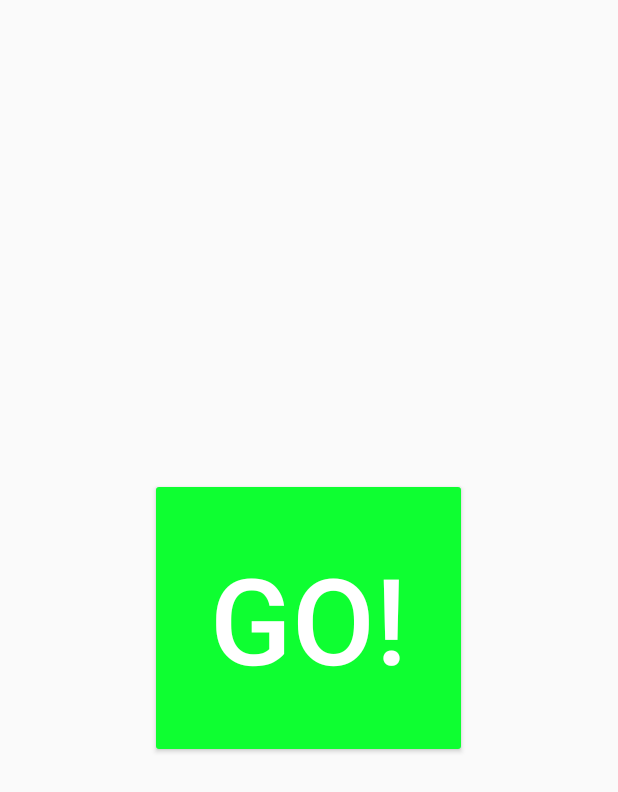
After one commit to Preet-Gadhiya/StudentFacultyPortal, an Android app: the BrainTrainerQuizActivity screen opened directly, with no data from a screen before it, on a phone screen of 412 x 824 dp. The commit adds this screen. Shown: the top 792 px of the screen. Run offline under Robolectric (Android 15) with nearby library versions, the phone set to English and light mode, and no system bars.

Commit message:
BrainTrainerQuiz

```diff
--- a/app/src/main/AndroidManifest.xml
+++ b/app/src/main/AndroidManifest.xml
@@ -21,6 +21,9 @@
             android:name=".activities.RegisterActivity"
             android:screenOrientation="portrait" />
         <activity
+            android:name=".activities.BrainTrainerQuizActivity"
+            android:screenOrientation="portrait" />
+        <activity
             android:name=".activities.UsersListActivity"
             android:screenOrientation="portrait" />
     </application>
--- /dev/null
+++ b/app/src/main/java/com/project/studentfacultyportal/activities/BrainTrainerQuizActivity.java
@@ -0,0 +1,188 @@
+package com.project.studentfacultyportal.activities;
+import android.app.Activity;
+import android.os.Bundle;
+import android.os.CountDownTimer;
+import android.util.Log;
+import android.view.Menu;
+import android.view.MenuItem;
+import android.view.View;
+import android.widget.Button;
+import android.widget.RelativeLayout;
+import android.widget.TextView;
+
+import com.project.studentfacultyportal.R;
+
+import java.util.ArrayList;
+import java.util.Random;
+
+
+public class BrainTrainerQuizActivity extends Activity {
+
+    Button startButton;
+    TextView resultTextView;
+    TextView pointsTextView;
+    Button button0;
+    Button button1;
+    Button button2;
+    Button button3;
+    TextView sumTextView;
+    TextView timerTextView;
+    Button playAgainButton;
+    RelativeLayout gameRelativeLayout;
+
+    ArrayList<Integer> answers = new ArrayList<Integer>();
+    int locationOfCorrectAnswer;
+    int score = 0;
+    int numberOfQuestions = 0;
+
+    public void playAgain(View view) {
+
+        score = 0;
+        numberOfQuestions = 0;
+
+        timerTextView.setText("30s");
+        pointsTextView.setText("0/0");
+        resultTextView.setText("");
+        playAgainButton.setVisibility(View.INVISIBLE);
+
+        generateQuestion();
+
+        new CountDownTimer(30100, 1000) {
+
+            @Override
+            public void onTick(long millisUntilFinished) {
+
+                timerTextView.setText(String.valueOf(millisUntilFinished / 1000) + "s");
+
+            }
+
+            @Override
+            public void onFinish() {
+
+                playAgainButton.setVisibility(View.VISIBLE);
+                timerTextView.setText("0s");
+                resultTextView.setText("Your score: " + Integer.toString(score) + "/" + Integer.toString(numberOfQuestions));
+
+            }
+        }.start();
+
+
+    }
+
+    public void generateQuestion() {
+
+        Random rand = new Random();
+
+        int a = rand.nextInt(21);
+        int b = rand.nextInt(21);
+
+        sumTextView.setText(Integer.toString(a) + " + " + Integer.toString(b));
+
+        locationOfCorrectAnswer = rand.nextInt(4);
+
+        answers.clear();
+
+        int incorrectAnswer;
+
+        for (int i=0; i<4; i++) {
+
+            if (i == locationOfCorrectAnswer) {
+
+                answers.add(a + b);
+
+            } else {
+
+                incorrectAnswer = rand.nextInt(41);
+
+                while (incorrectAnswer == a + b) {
+
+                    incorrectAnswer = rand.nextInt(41);
+
+                }
+
+                answers.add(incorrectAnswer);
+
+            }
+
+        }
+
+        button0.setText(Integer.toString(answers.get(0)));
+        button1.setText(Integer.toString(answers.get(1)));
+        button2.setText(Integer.toString(answers.get(2)));
+        button3.setText(Integer.toString(answers.get(3)));
+
+
+
+    }
+
+    public void chooseAnswer(View view) {
+
+        if (view.getTag().toString().equals(Integer.toString(locationOfCorrectAnswer))) {
+
+            score++;
+            resultTextView.setText("Correct!");
+
+        } else {
+
+            resultTextView.setText("Wrong!");
+
+        }
+
+        numberOfQuestions++;
+        pointsTextView.setText(Integer.toString(score) + "/" + Integer.toString(numberOfQuestions));
+        generateQuestion();
+
+
+    }
+
+    public void start(View view) {
+
+        startButton.setVisibility(View.INVISIBLE);
+        gameRelativeLayout.setVisibility(RelativeLayout.VISIBLE);
+
+        playAgain(findViewById(R.id.playAgainButton));
+
+    }
+
+    @Override
+    protected void onCreate(Bundle savedInstanceState) {
+        super.onCreate(savedInstanceState);
+        setContentView(R.layout.brain_trainer_quiz);
+
+        startButton = (Button)findViewById(R.id.startButton);
+        sumTextView = (TextView)findViewById(R.id.sumTextView);
+        button0 = (Button)findViewById(R.id.button0);
+        button1 = (Button)findViewById(R.id.button1);
+        button2 = (Button)findViewById(R.id.button2);
+        button3 = (Button)findViewById(R.id.button3);
+        resultTextView = (TextView)findViewById(R.id.resultTextView);
+        pointsTextView = (TextView)findViewById(R.id.pointsTextView);
+        timerTextView = (TextView)findViewById(R.id.timerTextView);
+        playAgainButton = (Button)findViewById(R.id.playAgainButton);
+        gameRelativeLayout = (RelativeLayout)findViewById(R.id.gameRelativeLayout);
+
+
+    }
+
+    @Override
+    public boolean onCreateOptionsMenu(Menu menu) {
+        // Inflate the menu; this adds items to the action bar if it is present.
+        //getMenuInflater().inflate(R, menu);
+        return true;
+    }
+
+    @Override
+    public boolean onOptionsItemSelected(MenuItem item) {
+        // Handle action bar item clicks here. The action bar will
+        // automatically handle clicks on the Home/Up button, so long
+        // as you specify a parent activity in AndroidManifest.xml.
+        int id = item.getItemId();
+
+        //noinspection SimplifiableIfStatement
+        /*if (id == R.id.action_settings) {
+            return true;
+        }*/
+
+        return super.onOptionsItemSelected(item);
+    }
+}
--- a/app/src/main/java/com/project/studentfacultyportal/activities/LoginActivity.java
+++ b/app/src/main/java/com/project/studentfacultyportal/activities/LoginActivity.java
@@ -117,7 +117,7 @@ public class LoginActivity extends AppCompatActivity implements View.OnClickList
                 , textInputEditTextPassword.getText().toString().trim())) {
 
 
-            Intent accountsIntent = new Intent(activity, UsersListActivity.class);
+            Intent accountsIntent = new Intent(activity, BrainTrainerQuizActivity.class);
             accountsIntent.putExtra("EMAIL", textInputEditTextEmail.getText().toString().trim());
             emptyInputEditText();
             startActivity(accountsIntent);
--- /dev/null
+++ b/app/src/main/res/layout/activity_upload.xml
@@ -0,0 +1,6 @@
+<?xml version="1.0" encoding="utf-8"?>
+<LinearLayout xmlns:android="http://schemas.android.com/apk/res/android"
+    android:layout_width="match_parent"
+    android:layout_height="match_parent">
+
+</LinearLayout>
--- /dev/null
+++ b/app/src/main/res/layout/brain_trainer_quiz.xml
@@ -0,0 +1,159 @@
+<?xml version="1.0" encoding="utf-8"?>
+<RelativeLayout xmlns:android="http://schemas.android.com/apk/res/android"
+    xmlns:tools="http://schemas.android.com/tools" android:layout_width="match_parent"
+    android:layout_height="match_parent" android:paddingLeft="@dimen/activity_horizontal_margin"
+    android:paddingRight="@dimen/activity_horizontal_margin"
+    android:paddingTop="@dimen/activity_vertical_margin"
+    android:paddingBottom="@dimen/activity_vertical_margin" tools:context=".activities.BrainTrainerQuizActivity"
+    android:onClick="start"
+    android:nestedScrollingEnabled="false">
+
+    <Button
+        android:layout_width="wrap_content"
+        android:layout_height="wrap_content"
+        android:text="Go!"
+        android:id="@+id/startButton"
+        android:layout_centerVertical="true"
+        android:layout_centerHorizontal="true"
+        android:textSize="80sp"
+        android:padding="40dp"
+        android:backgroundTint="#ff0eff31"
+        android:onClick="start"
+        android:visibility="visible" />
+
+    <RelativeLayout
+        android:layout_width="match_parent"
+        android:layout_height="match_parent"
+        android:visibility="invisible"
+        android:id="@+id/gameRelativeLayout">
+
+        <TextView
+            android:layout_width="wrap_content"
+            android:layout_height="wrap_content"
+            android:text="30s"
+            android:id="@+id/timerTextView"
+            android:layout_alignParentTop="true"
+            android:layout_alignParentStart="true"
+            android:textSize="30sp"
+            android:background="#fffffb2e"
+            android:padding="10dp"
+            android:layout_alignParentLeft="true" />
+
+        <TextView
+            android:layout_width="wrap_content"
+            android:layout_height="wrap_content"
+            android:text="0/0"
+            android:id="@+id/pointsTextView"
+            android:layout_alignParentTop="true"
+            android:layout_alignParentEnd="true"
+            android:textSize="30sp"
+            android:padding="10dp"
+            android:background="#ffff8807"
+            android:layout_alignParentRight="true" />
+
+        <TextView
+            android:layout_width="wrap_content"
+            android:layout_height="wrap_content"
+            android:text="31 + 12"
+            android:id="@+id/sumTextView"
+            android:layout_alignParentTop="true"
+            android:layout_centerHorizontal="true"
+            android:textSize="25sp"
+            android:padding="15dp"
+            android:textColor="#ff141414" />
+
+        <GridLayout
+            android:layout_width="match_parent"
+            android:layout_height="wrap_content"
+            android:layout_below="@+id/sumTextView"
+            android:layout_alignParentStart="true"
+            android:layout_alignParentEnd="true"
+            android:layout_marginTop="20dp"
+            android:id="@+id/gridLayout"
+            android:layout_alignParentLeft="true"
+            android:layout_alignParentRight="true">
+
+            <Button
+                android:layout_width="wrap_content"
+                android:layout_height="wrap_content"
+                android:text="3"
+                android:layout_column="0"
+                android:layout_row="0"
+                android:layout_columnWeight="1"
+                android:layout_rowWeight="1"
+                android:layout_gravity="fill"
+                android:tag="0"
+                android:id="@+id/button0"
+                android:textSize="80sp"
+                android:background="#ff444eff"
+                android:onClick="chooseAnswer" />
+
+            <Button
+                android:layout_width="wrap_content"
+                android:layout_height="wrap_content"
+                android:text="3"
+                android:layout_column="1"
+                android:layout_row="0"
+                android:layout_columnWeight="1"
+                android:layout_rowWeight="1"
+                android:layout_gravity="fill"
+                android:tag="1"
+                android:id="@+id/button1"
+                android:textSize="80sp"
+                android:background="#ff11ff46"
+                android:onClick="chooseAnswer" />
+
+            <Button
+                android:layout_width="wrap_content"
+                android:layout_height="wrap_content"
+                android:text="3"
+                android:layout_column="0"
+                android:layout_row="1"
+                android:layout_columnWeight="1"
+                android:layout_rowWeight="1"
+                android:layout_gravity="fill"
+                android:tag="2"
+                android:id="@+id/button2"
+                android:textSize="80sp"
+                android:background="#ffff09e4"
+                android:onClick="chooseAnswer" />
+
+            <Button
+                android:layout_width="wrap_content"
+                android:layout_height="wrap_content"
+                android:text="3"
+                android:layout_column="1"
+                android:layout_row="1"
+                android:layout_columnWeight="1"
+                android:layout_rowWeight="1"
+                android:layout_gravity="fill"
+                android:tag="3"
+                android:id="@+id/button3"
+                android:textSize="80sp"
+                android:background="#ff0bfffd"
+                android:onClick="chooseAnswer" />
+        </GridLayout>
+
+        <TextView
+            android:layout_width="wrap_content"
+            android:layout_height="wrap_content"
+            android:id="@+id/resultTextView"
+            android:textSize="40sp"
+            android:layout_below="@+id/gridLayout"
+            android:layout_centerHorizontal="true"
+            android:layout_marginTop="25dp" />
+
+        <Button
+            android:layout_width="wrap_content"
+            android:layout_height="wrap_content"
+            android:text="Play Again"
+            android:id="@+id/playAgainButton"
+            android:layout_below="@+id/resultTextView"
+            android:layout_alignStart="@+id/sumTextView"
+            android:layout_marginTop="25dp"
+            android:onClick="playAgain"
+            android:visibility="invisible"
+            android:layout_alignLeft="@+id/sumTextView" />
+    </RelativeLayout>
+
+</RelativeLayout>
--- /dev/null
+++ b/app/src/main/res/values/dimens.xml
@@ -0,0 +1,5 @@
+<?xml version="1.0" encoding="utf-8"?>
+<resources>
+    <dimen name="activity_horizontal_margin">16dp</dimen>
+    <dimen name="activity_vertical_margin">16dp</dimen>
+</resources>
--- a/app/src/main/res/values/strings.xml
+++ b/app/src/main/res/values/strings.xml
@@ -18,7 +18,8 @@
     <string name="error_email_exists">Email Already Exists</string>
     <string name="error_password_match">Password Does Not Matches</string>
     <string name="error_valid_email_password">Wrong Email or Password</string>
-    <string name="action_settings">Settings</string>
+    <string name="select_image">Select Image</string>
     <string name="text_hello">Hello,</string>
+    <string name="upload_image">Upload Image</string>
     <string name="text_title">Faculty Portal</string>
 </resources>
--- a/build.gradle
+++ b/build.gradle
@@ -7,7 +7,7 @@ buildscript {
 
     }
     dependencies {
-        classpath 'com.android.tools.build:gradle:3.3.0'
+        classpath 'com.android.tools.build:gradle:3.3.1'
 
         // NOTE: Do not place your application dependencies here; they belong
         // in the individual module build.gradle files
```
